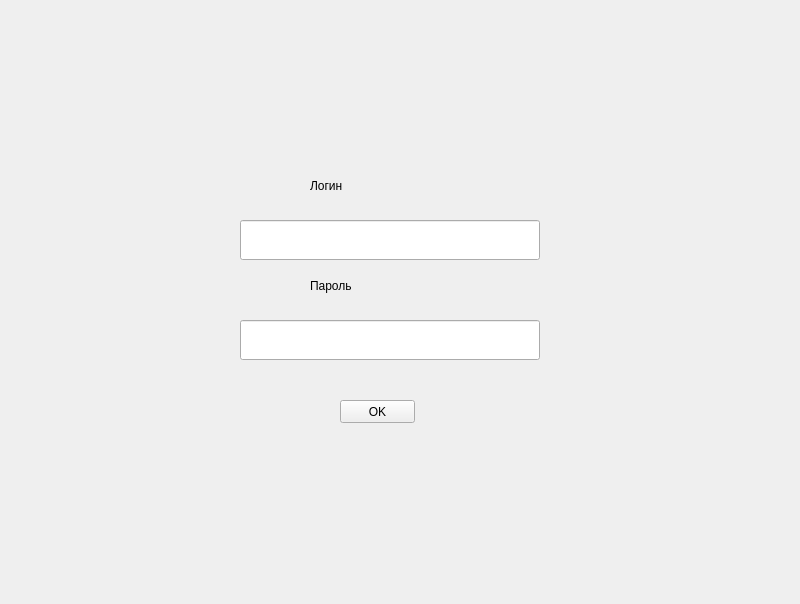
Qt form enter.ui (Shuv1Wolf/hackathon) before a commit.
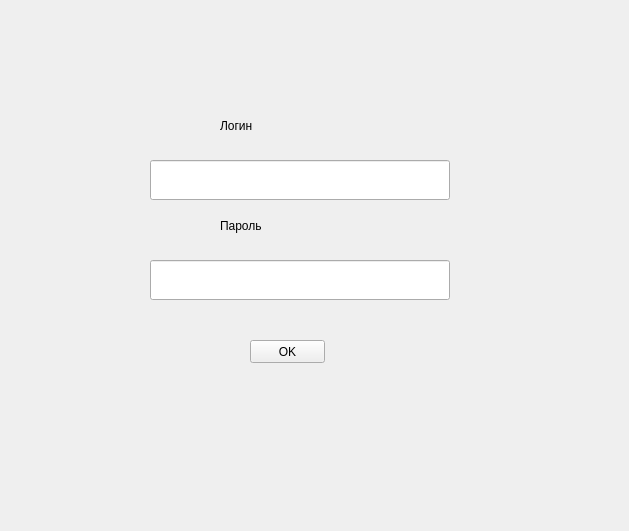
The same form after that commit.

```diff
--- a/enter.ui
+++ b/enter.ui
@@ -6,8 +6,8 @@
    <rect>
     <x>0</x>
     <y>0</y>
-    <width>800</width>
-    <height>604</height>
+    <width>629</width>
+    <height>531</height>
    </rect>
   </property>
   <property name="windowTitle">
@@ -20,8 +20,8 @@
     </property>
     <property name="geometry">
      <rect>
-      <x>240</x>
-      <y>220</y>
+      <x>150</x>
+      <y>160</y>
       <width>300</width>
       <height>40</height>
      </rect>
@@ -33,8 +33,8 @@
     </property>
     <property name="geometry">
      <rect>
-      <x>240</x>
-      <y>320</y>
+      <x>150</x>
+      <y>260</y>
       <width>300</width>
       <height>40</height>
      </rect>
@@ -46,8 +46,8 @@
    <widget class="QLabel" name="label">
     <property name="geometry">
      <rect>
-      <x>310</x>
-      <y>160</y>
+      <x>220</x>
+      <y>100</y>
       <width>200</width>
       <height>51</height>
      </rect>
@@ -62,8 +62,8 @@
    <widget class="QLabel" name="label_2">
     <property name="geometry">
      <rect>
-      <x>310</x>
-      <y>260</y>
+      <x>220</x>
+      <y>200</y>
       <width>200</width>
       <height>51</height>
      </rect>
@@ -78,8 +78,8 @@
    <widget class="QPushButton" name="agree_button">
     <property name="geometry">
      <rect>
-      <x>340</x>
-      <y>400</y>
+      <x>250</x>
+      <y>340</y>
       <width>75</width>
       <height>23</height>
      </rect>
@@ -91,8 +91,8 @@
    <widget class="QLabel" name="massage">
     <property name="geometry">
      <rect>
-      <x>310</x>
-      <y>420</y>
+      <x>220</x>
+      <y>360</y>
       <width>141</width>
       <height>91</height>
      </rect>
```
